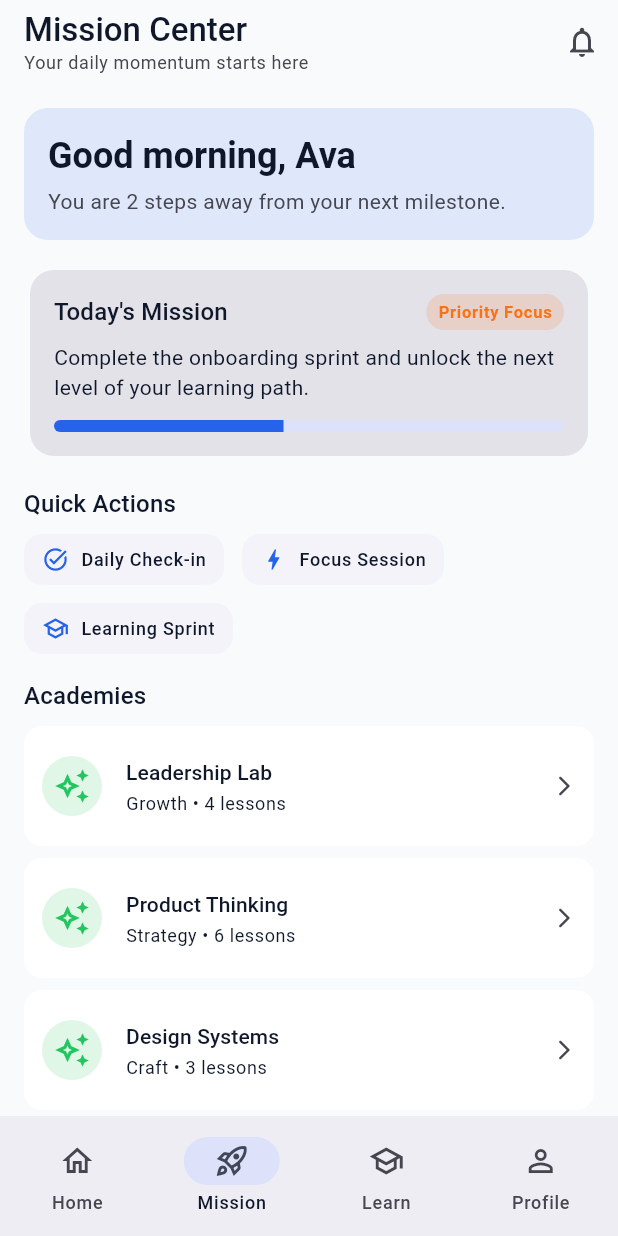
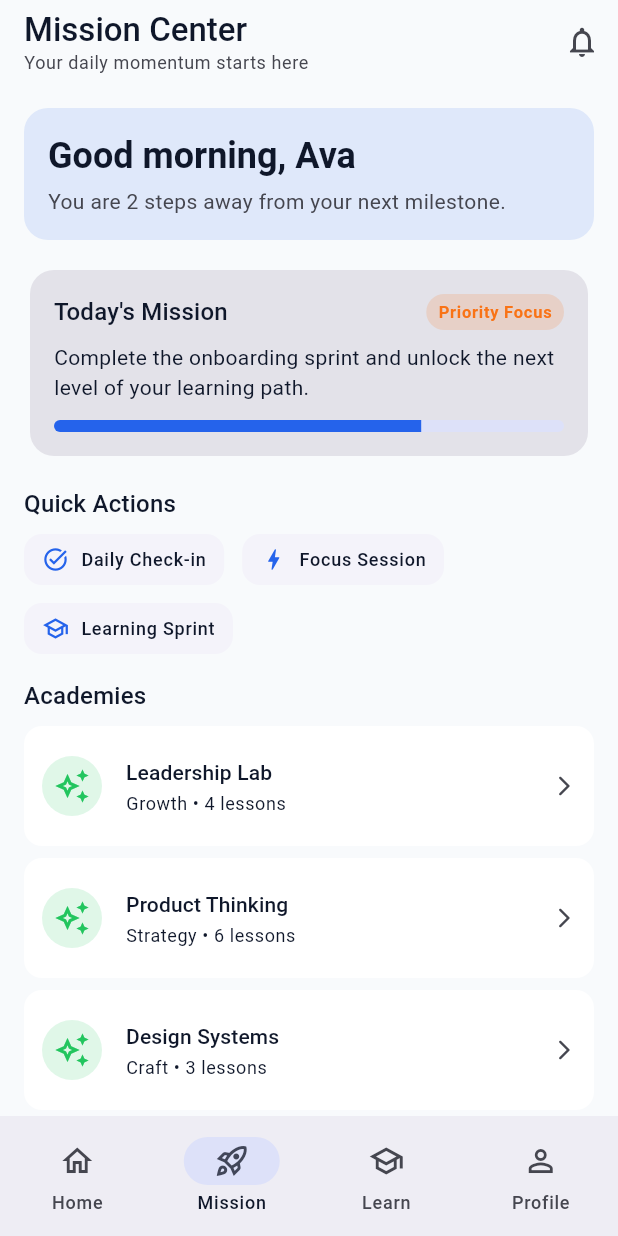
Before and after one commit to ak9848515-dev/phoenix-platform, a Flutter app: the screen it shows after launch, on a phone screen of 412 x 824 dp. Run offline on Flutter 3.47's test engine with Material 3 defaults, Android fonts, the phone set to English and light mode, and no system bars.

Commit message:
PHX-011: Introduce sample content and presentation data layer

```diff
--- a/lib/features/knowledge_dna/presentation/knowledge_dna_screen.dart
+++ b/lib/features/knowledge_dna/presentation/knowledge_dna_screen.dart
@@ -1,9 +1,9 @@
 import 'package:flutter/material.dart';
 
+import '../../../services/sample_data_service.dart';
 import '../../../shared/widgets/phoenix_card.dart';
 import '../../../theme/colors.dart';
 import '../../../theme/spacing.dart';
-import '../models/knowledge_dna.dart';
 import 'widgets/knowledge_dna_progress_card.dart';
 import 'widgets/knowledge_dna_stat_card.dart';
 
@@ -17,20 +17,8 @@ class KnowledgeDNAScreen extends StatelessWidget {
   @override
   Widget build(BuildContext context) {
     final theme = Theme.of(context);
-
-    final placeholderProfile = KnowledgeDNA(
-      knowledge: 'Design Systems',
-      skill: 'Product Strategy',
-      confidence: 0.82,
-      retention: 0.74,
-      consistency: 0.79,
-      learningVelocity: 0.88,
-      missionsCompleted: 12,
-      projectsCompleted: 7,
-      weakAreas: const ['Stakeholder alignment', 'Presentation pacing'],
-      strongAreas: const ['Systems thinking', 'Execution clarity'],
-      careerGoal: 'Lead platform experience strategy',
-    );
+    final sampleData = const SampleDataService();
+    final profile = sampleData.knowledgeProfile;
 
     return Scaffold(
       backgroundColor: theme.colorScheme.surface,
@@ -57,7 +45,7 @@ class KnowledgeDNAScreen extends StatelessWidget {
                 ),
               ),
               const SizedBox(height: AppSpacing.lg),
-              KnowledgeDNATopProgressCard(profile: placeholderProfile),
+              KnowledgeDNATopProgressCard(profile: profile),
               const SizedBox(height: AppSpacing.lg),
               GridView.count(
                 crossAxisCount: 2,
@@ -69,22 +57,22 @@ class KnowledgeDNAScreen extends StatelessWidget {
                 children: [
                   KnowledgeDNAStatCard(
                     title: 'Confidence',
-                    value: '${(placeholderProfile.confidence * 100).toInt()}%',
+                    value: '${(profile.confidence * 100).toInt()}%',
                     accentColor: AppColors.primary,
                   ),
                   KnowledgeDNAStatCard(
                     title: 'Retention',
-                    value: '${(placeholderProfile.retention * 100).toInt()}%',
+                    value: '${(profile.retention * 100).toInt()}%',
                     accentColor: AppColors.success,
                   ),
                   KnowledgeDNAStatCard(
                     title: 'Consistency',
-                    value: '${(placeholderProfile.consistency * 100).toInt()}%',
+                    value: '${(profile.consistency * 100).toInt()}%',
                     accentColor: AppColors.warning,
                   ),
                   KnowledgeDNAStatCard(
                     title: 'Velocity',
-                    value: '${(placeholderProfile.learningVelocity * 100).toInt()}%',
+                    value: '${(profile.learningVelocity * 100).toInt()}%',
                     accentColor: AppColors.secondary,
                   ),
                 ],
@@ -95,7 +83,7 @@ class KnowledgeDNAScreen extends StatelessWidget {
               Wrap(
                 spacing: AppSpacing.sm,
                 runSpacing: AppSpacing.sm,
-                children: placeholderProfile.strongAreas
+                children: profile.strongAreas
                     .map(
                       (area) => Chip(
                         label: Text(area),
@@ -111,7 +99,7 @@ class KnowledgeDNAScreen extends StatelessWidget {
               Wrap(
                 spacing: AppSpacing.sm,
                 runSpacing: AppSpacing.sm,
-                children: placeholderProfile.weakAreas
+                children: profile.weakAreas
                     .map(
                       (area) => Chip(
                         label: Text(area),
@@ -129,7 +117,7 @@ class KnowledgeDNAScreen extends StatelessWidget {
                     Text('Career Focus', style: theme.textTheme.titleMedium),
                     const SizedBox(height: AppSpacing.sm),
                     Text(
-                      placeholderProfile.careerGoal,
+                      profile.careerGoal,
                       style: theme.textTheme.bodyLarge,
                     ),
                   ],
--- a/lib/features/mission_center/mission_center_screen.dart
+++ b/lib/features/mission_center/mission_center_screen.dart
@@ -1,5 +1,6 @@
 import 'package:flutter/material.dart';
 
+import '../../services/sample_data_service.dart';
 import '../../shared/widgets/phoenix_card.dart';
 import '../../shared/widgets/phoenix_progress_indicator.dart';
 import '../../shared/widgets/phoenix_section_header.dart';
@@ -18,18 +19,20 @@ class MissionCenterScreen extends StatelessWidget {
   Widget build(BuildContext context) {
     final theme = Theme.of(context);
     final colorScheme = theme.colorScheme;
-
-    final quickActions = <_QuickActionData>[
-      _QuickActionData('Daily Check-in', Icons.task_alt_outlined),
-      _QuickActionData('Focus Session', Icons.bolt_outlined),
-      _QuickActionData('Learning Sprint', Icons.school_outlined),
-    ];
-
-    final academies = <_AcademyData>[
-      _AcademyData('Leadership Lab', 'Growth • 4 lessons'),
-      _AcademyData('Product Thinking', 'Strategy • 6 lessons'),
-      _AcademyData('Design Systems', 'Craft • 3 lessons'),
-    ];
+    final sampleData = const SampleDataService();
+    final featuredMission = sampleData.featuredMission;
+    final quickActions = sampleData.quickActions;
+    final academies = sampleData.academySummaries;
+    final dashboardSections = sampleData.dashboardSections;
+    final knowledgeProgress = sampleData.knowledgeProgress.first;
+    final knowledgeSummary =
+        '${(knowledgeProgress.value * 100).toInt()}% of your curated learning map is now activated.';
+    final quickActionsHeader = dashboardSections
+        .firstWhere((section) => section.id == 'section-quick-actions')
+        .label;
+    final academiesHeader = dashboardSections
+        .firstWhere((section) => section.id == 'section-academies')
+        .label;
 
     return Scaffold(
       backgroundColor: colorScheme.surface,
@@ -77,7 +80,7 @@ class MissionCenterScreen extends StatelessWidget {
                       children: [
                         Expanded(
                           child: Text(
-                            'Today\'s Mission',
+                            featuredMission.title,
                             style: theme.textTheme.titleMedium,
                           ),
                         ),
@@ -102,16 +105,16 @@ class MissionCenterScreen extends StatelessWidget {
                     ),
                     const SizedBox(height: AppSpacing.sm),
                     Text(
-                      'Complete the onboarding sprint and unlock the next level of your learning path.',
+                      featuredMission.description,
                       style: theme.textTheme.bodyMedium,
                     ),
                     const SizedBox(height: AppSpacing.md),
-                    const PhoenixProgressIndicator(value: 0.45),
+                    PhoenixProgressIndicator(value: knowledgeProgress.value),
                   ],
                 ),
               ),
               const SizedBox(height: AppSpacing.lg),
-              PhoenixSectionHeader(title: 'Quick Actions'),
+              PhoenixSectionHeader(title: quickActionsHeader),
               const SizedBox(height: AppSpacing.sm),
               Wrap(
                 spacing: AppSpacing.md,
@@ -126,14 +129,14 @@ class MissionCenterScreen extends StatelessWidget {
                     .toList(),
               ),
               const SizedBox(height: AppSpacing.lg),
-              PhoenixSectionHeader(title: 'Academies'),
+              PhoenixSectionHeader(title: academiesHeader),
               const SizedBox(height: AppSpacing.sm),
               ...academies.map(
                 (academy) => Padding(
                   padding: const EdgeInsets.only(bottom: AppSpacing.sm),
                   child: _AcademyTile(
                     title: academy.title,
-                    subtitle: academy.subtitle,
+                    subtitle: academy.description,
                   ),
                 ),
               ),
@@ -151,14 +154,14 @@ class MissionCenterScreen extends StatelessWidget {
                     ),
                     const SizedBox(height: AppSpacing.sm),
                     Text(
-                      '72% of your curated learning map is now activated.',
+                      knowledgeSummary,
                       style: theme.textTheme.bodyMedium?.copyWith(
                         color: AppColors.onDarkBackground.withValues(alpha: 0.8),
                       ),
                     ),
                     const SizedBox(height: AppSpacing.md),
                     PhoenixProgressIndicator(
-                      value: 0.72,
+                      value: knowledgeProgress.value,
                       minHeight: 10,
                       backgroundColor: AppColors.onDarkBackground.withValues(alpha: 0.2),
                       valueColor: AppColors.primary,
@@ -283,17 +286,3 @@ class _AcademyTile extends StatelessWidget {
     );
   }
 }
-
-class _QuickActionData {
-  const _QuickActionData(this.label, this.icon);
-
-  final String label;
-  final IconData icon;
-}
-
-class _AcademyData {
-  const _AcademyData(this.title, this.subtitle);
-
-  final String title;
-  final String subtitle;
-}
--- /dev/null
+++ b/lib/services/sample_data_service.dart
@@ -0,0 +1,82 @@
+import 'package:flutter/material.dart';
+
+import '../features/knowledge_dna/models/knowledge_dna.dart';
+import '../models/academy.dart';
+import '../models/lesson.dart';
+import '../models/level.dart';
+import '../models/mission.dart';
+import '../models/progress.dart';
+
+class SampleDataService {
+  const SampleDataService();
+
+  Mission get featuredMission => const Mission(
+        id: 'mission-daily',
+        title: "Today's Mission",
+        description:
+            'Complete the onboarding sprint and unlock the next level of your learning path.',
+        lessons: <Lesson>[],
+      );
+
+  List<Progress> get missionProgress => const <Progress>[
+        Progress(id: 'mission-progress', label: 'Current focus', value: 0.45),
+      ];
+
+  List<Progress> get knowledgeProgress => const <Progress>[
+        Progress(id: 'knowledge-coverage', label: 'Knowledge DNA', value: 0.72),
+      ];
+
+  List<Academy> get academySummaries => const <Academy>[
+        Academy(
+          id: 'academy-leadership',
+          title: 'Leadership Lab',
+          description: 'Growth • 4 lessons',
+          levels: <Level>[],
+        ),
+        Academy(
+          id: 'academy-product',
+          title: 'Product Thinking',
+          description: 'Strategy • 6 lessons',
+          levels: <Level>[],
+        ),
+        Academy(
+          id: 'academy-design',
+          title: 'Design Systems',
+          description: 'Craft • 3 lessons',
+          levels: <Level>[],
+        ),
+      ];
+
+  List<Progress> get dashboardSections => const <Progress>[
+        Progress(id: 'section-quick-actions', label: 'Quick Actions', value: 0.0),
+        Progress(id: 'section-academies', label: 'Academies', value: 0.0),
+        Progress(id: 'section-knowledge-dna', label: 'Knowledge DNA', value: 0.72),
+      ];
+
+  KnowledgeDNA get knowledgeProfile => const KnowledgeDNA(
+        knowledge: 'Design Systems',
+        skill: 'Product Strategy',
+        confidence: 0.82,
+        retention: 0.74,
+        consistency: 0.79,
+        learningVelocity: 0.88,
+        missionsCompleted: 12,
+        projectsCompleted: 7,
+        weakAreas: <String>['Stakeholder alignment', 'Presentation pacing'],
+        strongAreas: <String>['Systems thinking', 'Execution clarity'],
+        careerGoal: 'Lead platform experience strategy',
+      );
+
+  List<QuickActionItem> get quickActions => const <QuickActionItem>[
+        QuickActionItem(label: 'Daily Check-in', icon: Icons.task_alt_outlined),
+        QuickActionItem(label: 'Focus Session', icon: Icons.bolt_outlined),
+        QuickActionItem(label: 'Learning Sprint', icon: Icons.school_outlined),
+      ];
+}
+
+class QuickActionItem {
+  const QuickActionItem({required this.label, required this.icon});
+
+  final String label;
+  final IconData icon;
+}
```
